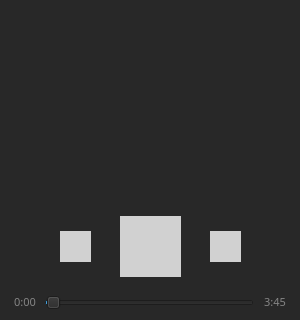
First picture: the form in gui.ui, repository banczok/RPi-Spotify, before the edit; both pictures show x 0 to 300 and y 214 to 534 of the 300 by 534 pixel window.
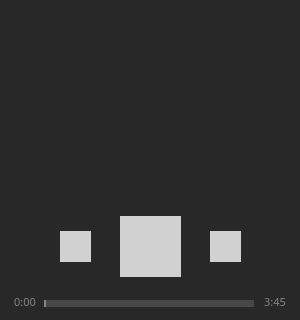
Second picture: the form after the edit. Icons and pictures are not drawn.

Diff of the .ui file:
```diff
--- a/gui.ui
+++ b/gui.ui
@@ -286,21 +286,46 @@
                 </rect>
             </property>
             <property name="styleSheet">
-                <string notr="true">
+                <string notr="true">QSlider::groove:horizontal:hover {
+                    background: red;
+                    height: 10px;
+                    }
+
+                    QSlider::groove:horizontal {
+                    background: #858585;
+                    border: 1px solid;
+                    height: 5px;
+
+                    }
+
+                    QSlider::sub-page:horizontal {
+                    background: #858585;
+                    height: 5px;
+
+                    }
+
+                    QSlider::add-page:horizontal {
+                    background: #484848;
+                    height: 5px;
+
+                    }
 
                 </string>
             </property>
             <property name="minimum">
-                <number>1</number>
+                <number>0</number>
             </property>
             <property name="maximum">
                 <number>100</number>
             </property>
             <property name="pageStep">
-                <number>5</number>
+                <number>1</number>
+            </property>
+            <property name="value">
+                <number>0</number>
             </property>
             <property name="sliderPosition">
-                <number>2</number>
+                <number>0</number>
             </property>
             <property name="tracking">
                 <bool>true</bool>
```
